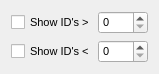
pjrinaldi/wombatforensics, file idfilter.ui: the form before one commit.
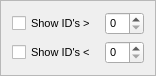
The form after the commit.

Commit message: got initial filter to display. need an apply button

What changed in the file:
```diff
--- a/idfilter.ui
+++ b/idfilter.ui
@@ -1,7 +1,7 @@
 <?xml version="1.0" encoding="UTF-8"?>
 <ui version="4.0">
- <class>idfilter</class>
- <widget class="QWidget" name="idfilter">
+ <class>IdFilter</class>
+ <widget class="QFrame" name="IdFilter">
   <property name="windowModality">
    <enum>Qt::ApplicationModal</enum>
   </property>
@@ -9,41 +9,67 @@
    <rect>
     <x>0</x>
     <y>0</y>
-    <width>159</width>
-    <height>72</height>
+    <width>167</width>
+    <height>74</height>
    </rect>
   </property>
-  <property name="font">
-   <font>
-    <pointsize>8</pointsize>
-   </font>
-  </property>
   <property name="windowTitle">
-   <string>Filter</string>
+   <string>Frame</string>
+  </property>
+  <property name="autoFillBackground">
+   <bool>true</bool>
+  </property>
+  <property name="frameShape">
+   <enum>QFrame::StyledPanel</enum>
+  </property>
+  <property name="frameShadow">
+   <enum>QFrame::Raised</enum>
   </property>
   <layout class="QGridLayout" name="gridLayout">
-   <property name="horizontalSpacing">
-    <number>0</number>
+   <property name="sizeConstraint">
+    <enum>QLayout::SetFixedSize</enum>
    </property>
    <item row="0" column="0">
     <widget class="QCheckBox" name="morecheckBox">
+     <property name="font">
+      <font>
+       <pointsize>8</pointsize>
+      </font>
+     </property>
      <property name="text">
       <string>Show ID's &gt;</string>
      </property>
     </widget>
    </item>
-   <item row="2" column="0">
+   <item row="0" column="1">
+    <widget class="QSpinBox" name="morespinBox">
+     <property name="font">
+      <font>
+       <pointsize>8</pointsize>
+      </font>
+     </property>
+    </widget>
+   </item>
+   <item row="1" column="0">
     <widget class="QCheckBox" name="lesscheckBox">
+     <property name="font">
+      <font>
+       <pointsize>8</pointsize>
+      </font>
+     </property>
      <property name="text">
       <string>Show ID's &lt; </string>
      </property>
     </widget>
    </item>
-   <item row="0" column="1">
-    <widget class="QSpinBox" name="morespinBox"/>
-   </item>
-   <item row="2" column="1">
-    <widget class="QSpinBox" name="lessspinBox"/>
+   <item row="1" column="1">
+    <widget class="QSpinBox" name="lessspinBox">
+     <property name="font">
+      <font>
+       <pointsize>8</pointsize>
+      </font>
+     </property>
+    </widget>
    </item>
   </layout>
  </widget>
```
Left out of the diff: 37 changed lines with no effect on the pictures. The commit also changes 6 other files.
